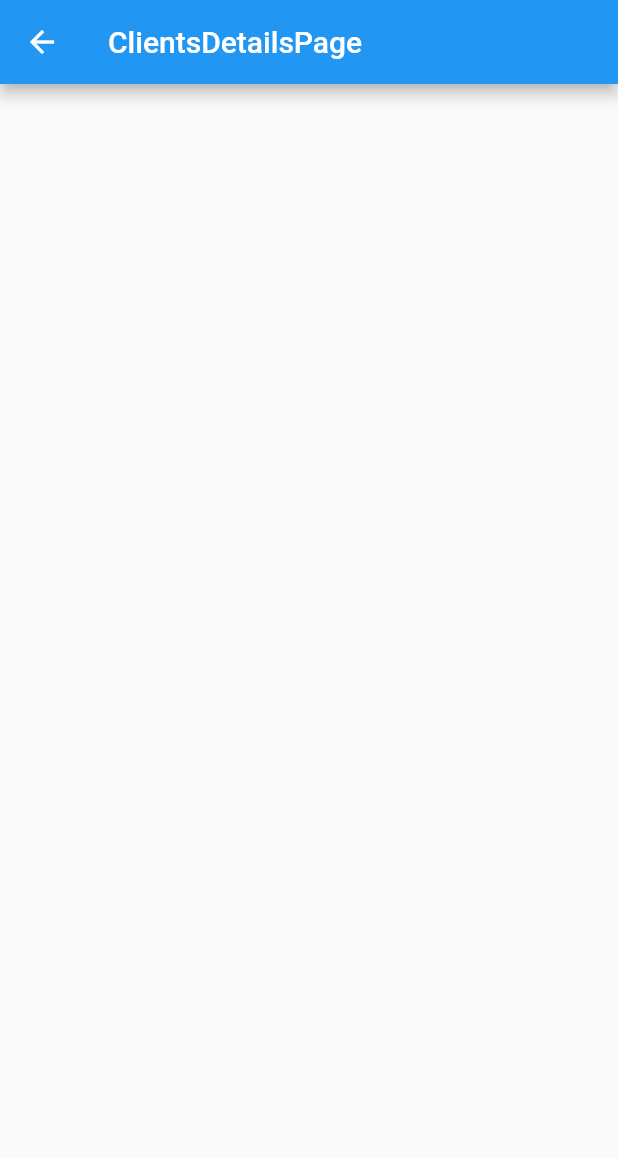
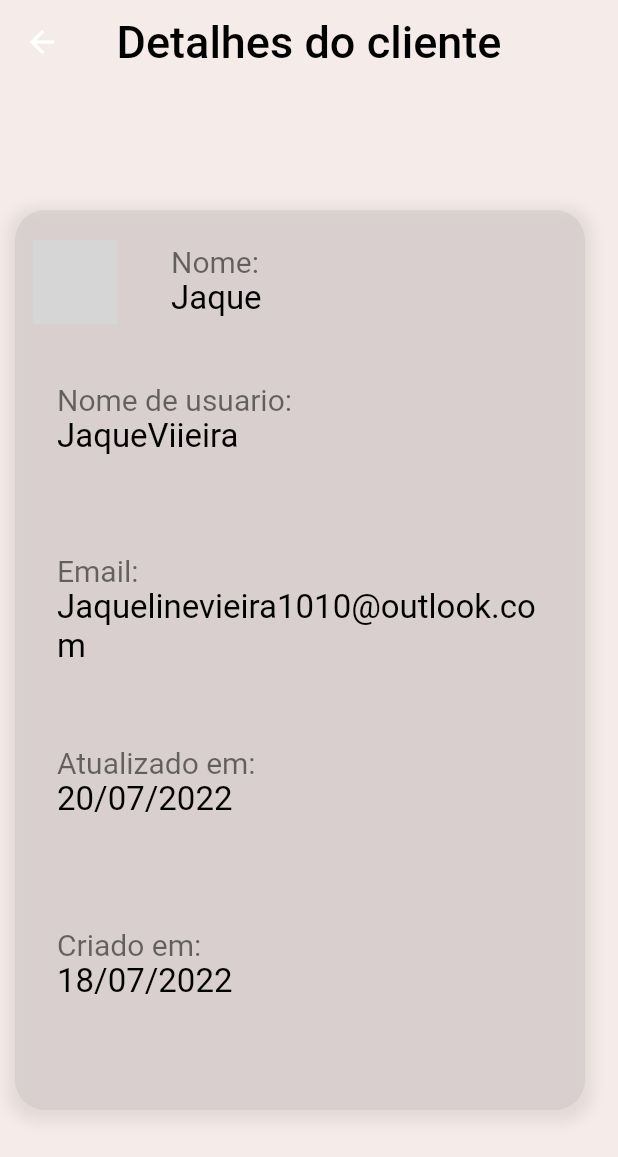
Before and after one commit to CodNameLouis/Clients-Manager, a Flutter app: the ClientsDetailsPage screen opened directly, on a phone screen of 412 x 824 dp. Shown: the top 1157 px of the screen. Run offline on Flutter 3.47's test engine with Material 2 defaults, Android fonts, the light colour scheme and no system bars; our stand-ins replace get; network calls fail; grey boxes are pictures that could not be loaded.

Commit message:
create changed clients details

```diff
--- a/lib/presenter/clients_details/clients_details_page.dart
+++ b/lib/presenter/clients_details/clients_details_page.dart
@@ -1,16 +1,32 @@
+import 'package:clients_manager/presenter/clients_details/widgets/body_clients_details.dart';
+import 'package:flutter/material.dart';
 import 'package:get/get.dart';
-import 'package:flutter/material.dart';
+
 import './clients_details_controller.dart';
 
 class ClientsDetailsPage extends GetView<ClientsDetailsController> {
+  const ClientsDetailsPage({Key? key}) : super(key: key);
 
-    const ClientsDetailsPage({Key? key}) : super(key: key);
+  static const route = '/clients_details_page';
 
-    @override
-    Widget build(BuildContext context) {
-        return Scaffold(
-            appBar: AppBar(title: const Text('ClientsDetailsPage'),),
-            body: Container(),
-        );
-    }
+  @override
+  Widget build(BuildContext context) {
+    return Scaffold(
+      backgroundColor: const Color(0xfff5ebe9),
+      appBar: AppBar(
+        title: const Text(
+          'Detalhes do cliente',
+          style: TextStyle(
+            color: Colors.black,
+            fontSize: 30,
+            fontWeight: FontWeight.w500,
+          ),
+        ),
+        centerTitle: true,
+        elevation: 0,
+        backgroundColor: Colors.transparent,
+      ),
+      body: const BodyClientsDetails(),
+    );
+  }
 }
--- /dev/null
+++ b/lib/presenter/clients_details/widgets/body_clients_details.dart
@@ -0,0 +1,78 @@
+import 'package:flutter/material.dart';
+
+import 'custom_detail.dart';
+
+class BodyClientsDetails extends StatelessWidget {
+  const BodyClientsDetails({Key? key}) : super(key: key);
+
+  @override
+  Widget build(BuildContext context) {
+    return Column(
+      mainAxisAlignment: MainAxisAlignment.center,
+      children: [
+        Container(
+          margin: const EdgeInsets.all(10),
+          height: 600,
+          width: 380,
+          decoration: BoxDecoration(
+            boxShadow: [
+              BoxShadow(
+                color: Colors.black.withOpacity(0.07),
+                spreadRadius: 5,
+                blurRadius: 7,
+                offset: const Offset(0, 3),
+              ),
+            ],
+            color: Colors.black.withOpacity(0.05),
+            borderRadius: const BorderRadius.all(
+              Radius.circular(20),
+            ),
+          ),
+          child: Padding(
+            padding: const EdgeInsets.all(12),
+            child: Column(
+              children: [
+                Row(
+                  children: const [
+                    CircleAvatar(
+                      radius: 28,
+                      backgroundColor: Colors.purple,
+                      backgroundImage:
+                          NetworkImage("http://loremflickr.com/640/480"),
+                    ),
+                    SizedBox(
+                      width: 20,
+                    ),
+                    CustomDetails(
+                      title: "Nome:",
+                      subtitle: "Jaque",
+                    ),
+                  ],
+                ),
+                const SizedBox(
+                  height: 20,
+                ),
+                const CustomDetails(
+                  title: "Nome de usuario:",
+                  subtitle: "JaqueViieira",
+                ),
+                const CustomDetails(
+                  title: "Email:",
+                  subtitle: "Jaquelinevieira1010@outlook.com",
+                ),
+                const CustomDetails(
+                  title: "Atualizado em:",
+                  subtitle: "20/07/2022",
+                ),
+                const CustomDetails(
+                  title: "Criado em:",
+                  subtitle: "18/07/2022",
+                ),
+              ],
+            ),
+          ),
+        ),
+      ],
+    );
+  }
+}
--- /dev/null
+++ b/lib/presenter/clients_details/widgets/custom_detail.dart
@@ -0,0 +1,34 @@
+import 'package:flutter/material.dart';
+
+class CustomDetails extends StatelessWidget {
+  final String title;
+  final String subtitle;
+
+  const CustomDetails({
+    required this.title,
+    required this.subtitle,
+    Key? key,
+  }) : super(key: key);
+
+  @override
+  Widget build(BuildContext context) {
+    return Expanded(
+      child: ListTile(
+        title: Text(
+          title,
+          style: const TextStyle(
+            color: Colors.black54,
+            fontSize: 20,
+          ),
+        ),
+        subtitle: Text(
+          subtitle,
+          style: const TextStyle(
+            color: Colors.black,
+            fontSize: 22,
+          ),
+        ),
+      ),
+    );
+  }
+}
--- a/lib/presenter/home/home_page.dart
+++ b/lib/presenter/home/home_page.dart
@@ -14,11 +14,7 @@ class HomePage extends GetView<HomeController> {
   Widget build(BuildContext context) {
     return SafeArea(
       child: Scaffold(
-<<<<<<< HEAD
-        backgroundColor: const Color.fromARGB(255, 188, 157, 201),
-=======
         backgroundColor: const Color(0xfff5ebe9),
->>>>>>> 4851ec9bcc53d8513f0f84307d76126f87297205
         appBar: AppBar(
           centerTitle: true,
           elevation: 0,
--- a/lib/presenter/splash/splash_controller.dart
+++ b/lib/presenter/splash/splash_controller.dart
@@ -1,11 +1,11 @@
-import 'package:clients_manager/routes/routes_imports.dart';
+import 'package:clients_manager/presenter/clients_details/clients_details_page.dart';
 import 'package:get/get.dart';
 
 class SplashController extends GetxController {
   @override
   void onInit() async {
     await Future.delayed(const Duration(seconds: 2));
-    Get.toNamed(HomePage.route);
+    Get.toNamed(ClientsDetailsPage.route);
     super.onInit();
   }
 }
--- a/lib/routes/app_pages.dart
+++ b/lib/routes/app_pages.dart
@@ -21,5 +21,10 @@ class AppPages {
       page: () => const AddClientsPage(),
       binding: AddClientsBindings(),
     ),
+    GetPage(
+      name: ClientsDetailsPage.route,
+      page: () => const ClientsDetailsPage(),
+      binding: ClientsDetailsBindings(),
+    ),
   ];
 }
--- a/lib/routes/routes_imports.dart
+++ b/lib/routes/routes_imports.dart
@@ -1,5 +1,7 @@
 export '../presenter/add_clients/add_clients_bindings.dart';
 export '../presenter/add_clients/add_clients_page.dart';
+export '../presenter/clients_details/clients_details_bindings.dart';
+export '../presenter/clients_details/clients_details_page.dart';
 export '../presenter/home/home_bindings.dart';
 export '../presenter/home/home_page.dart';
 export '../presenter/splash/splash_bindings.dart';
```
Also changed, not shown: lib/presenter/clients_details/widgets/clients_details.dart (deleted).
